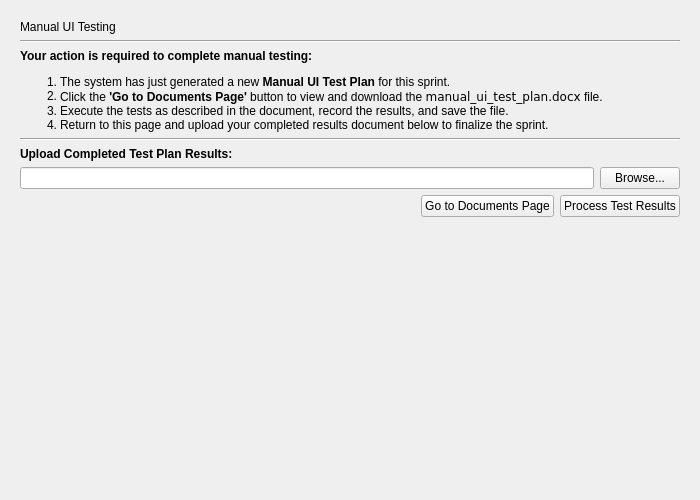
Before: the Qt Designer form gui/manual_ui_testing_page.ui in mariolewis/asdf_factory, drawn with Qt 5.
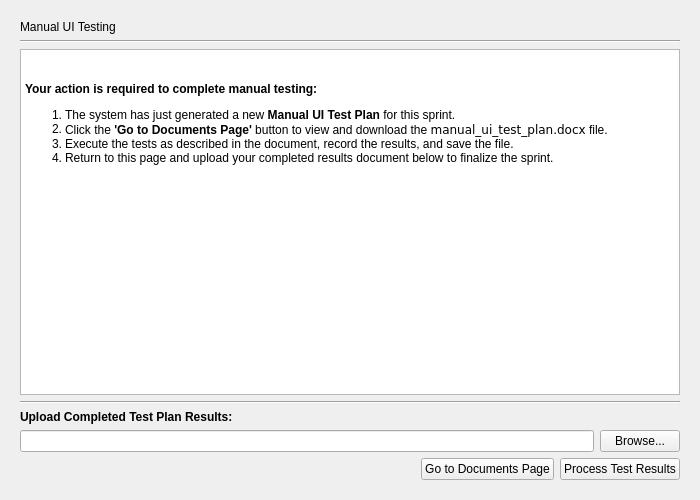
After: the same form once the commit is applied.

Commit message:
fix(gui): Resolve UI layout overflow and standardize display styles
Replaced QLabel with QTextEdit on Decision, TestEnv, and ManualUITesting pages to fix layout bug. Updated agent prompts to generate Markdown for TestEnvPage instructions. Added a comprehensive QSS rule to apply a consistent accent border to all main content display windows.

```diff
--- a/gui/manual_ui_testing_page.ui
+++ b/gui/manual_ui_testing_page.ui
@@ -41,21 +41,21 @@
     </widget>
    </item>
    <item>
-    <widget class="QLabel" name="instructionLabel">
-     <property name="text">
-      <string>&lt;b&gt;Your action is required to complete manual testing:&lt;/b&gt;
-&lt;ol&gt;
-&lt;li&gt;The system has just generated a new &lt;b&gt;Manual UI Test Plan&lt;/b&gt; for this sprint.&lt;/li&gt;
-&lt;li&gt;Click the &lt;b&gt;'Go to Documents Page'&lt;/b&gt; button to view and download the &lt;code&gt;manual_ui_test_plan.docx&lt;/code&gt; file.&lt;/li&gt;
-&lt;li&gt;Execute the tests as described in the document, record the results, and save the file.&lt;/li&gt;
-&lt;li&gt;Return to this page and upload your completed results document below to finalize the sprint.&lt;/li&gt;
-&lt;/ol&gt;</string>
-     </property>
-     <property name="wordWrap">
+    <widget class="QTextEdit" name="instructionTextEdit">
+      <property name="readOnly">
       <bool>true</bool>
      </property>
-     <property name="openExternalLinks">
-      <bool>true</bool>
+      <property name="html">
+      <string>&lt;!DOCTYPE HTML PUBLIC "-//W3C//DTD HTML 4.0//EN" "http://www.w3.org/TR/REC-html40/strict.dtd"&gt;
+    &lt;html&gt;&lt;head&gt;&lt;meta name="qrichtext" content="1" /&gt;&lt;style type="text/css"&gt;
+    p, li { white-space: pre-wrap; }
+    &lt;/style&gt;&lt;/head&gt;&lt;body&gt;
+    &lt;p style=" margin-top:0px; margin-bottom:0px; margin-left:0px; margin-right:0px; -qt-block-indent:0; text-indent:0px;"&gt;&lt;span style=" font-weight:600;"&gt;Your action is required to complete manual testing:&lt;/span&gt;&lt;/p&gt;
+    &lt;ol style="margin-top: 0px; margin-bottom: 0px; margin-left: 0px; margin-right: 0px; -qt-list-indent: 1;"&gt;
+    &lt;li style=" margin-top:12px; margin-bottom:0px; margin-left:0px; margin-right:0px; -qt-block-indent:0; text-indent:0px;"&gt;The system has just generated a new &lt;span style=" font-weight:600;"&gt;Manual UI Test Plan&lt;/span&gt; for this sprint.&lt;/li&gt;
+    &lt;li style=" margin-top:0px; margin-bottom:0px; margin-left:0px; margin-right:0px; -qt-block-indent:0; text-indent:0px;"&gt;Click the &lt;span style=" font-weight:600;"&gt;'Go to Documents Page'&lt;/span&gt; button to view and download the &lt;code&gt;manual_ui_test_plan.docx&lt;/code&gt; file.&lt;/li&gt;
+    &lt;li style=" margin-top:0px; margin-bottom:0px; margin-left:0px; margin-right:0px; -qt-block-indent:0; text-indent:0px;"&gt;Execute the tests as described in the document, record the results, and save the file.&lt;/li&gt;
+    &lt;li style=" margin-top:0px; margin-bottom:12px; margin-left:0px; margin-right:0px; -qt-block-indent:0; text-indent:0px;"&gt;Return to this page and upload your completed results document below to finalize the sprint.&lt;/li&gt;&lt;/ol&gt;&lt;/body&gt;&lt;/html&gt;</string>
      </property>
     </widget>
    </item>
@@ -122,19 +122,6 @@
       </item>
      </layout>
     </item>
-   <item>
-    <spacer name="verticalSpacer">
-     <property name="orientation">
-      <enum>Qt::Vertical</enum>
-     </property>
-     <property name="sizeHint" stdset="0">
-      <size>
-       <width>20</width>
-       <height>40</height>
-      </size>
-     </property>
-    </spacer>
-   </item>
   </layout>
  </widget>
  <resources/>
```
Lines whose indentation alone changed are shown as unchanged. The commit also changes 12 other files.
